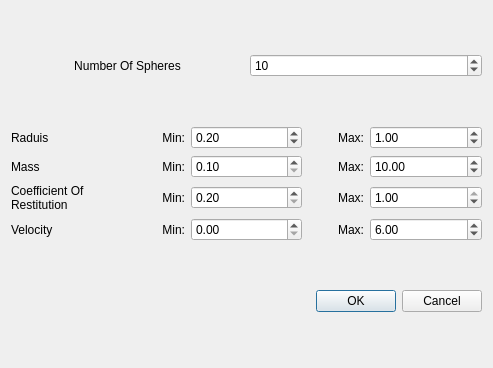
Above: spheregenerator.ui from jacobmoroni/SnowGlobe before the change. Below: the same form after it.
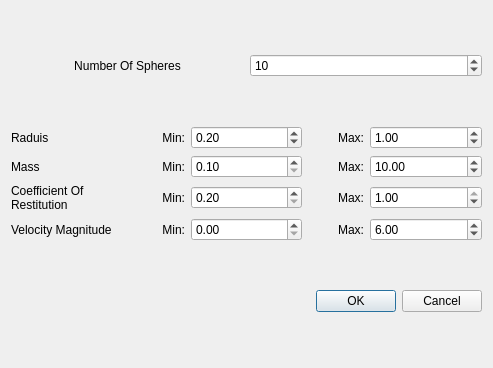
That is the form after the change.

The edit to the form file:
```diff
--- a/spheregenerator.ui
+++ b/spheregenerator.ui
@@ -214,7 +214,10 @@
      <item row="3" column="0">
       <widget class="QLabel" name="vel_label">
        <property name="text">
-        <string>Velocity</string>
+        <string>Velocity Magnitude</string>
+       </property>
+       <property name="wordWrap">
+        <bool>true</bool>
        </property>
       </widget>
      </item>
```
Left out of the diff: 2 changed lines with no effect on the pictures.
